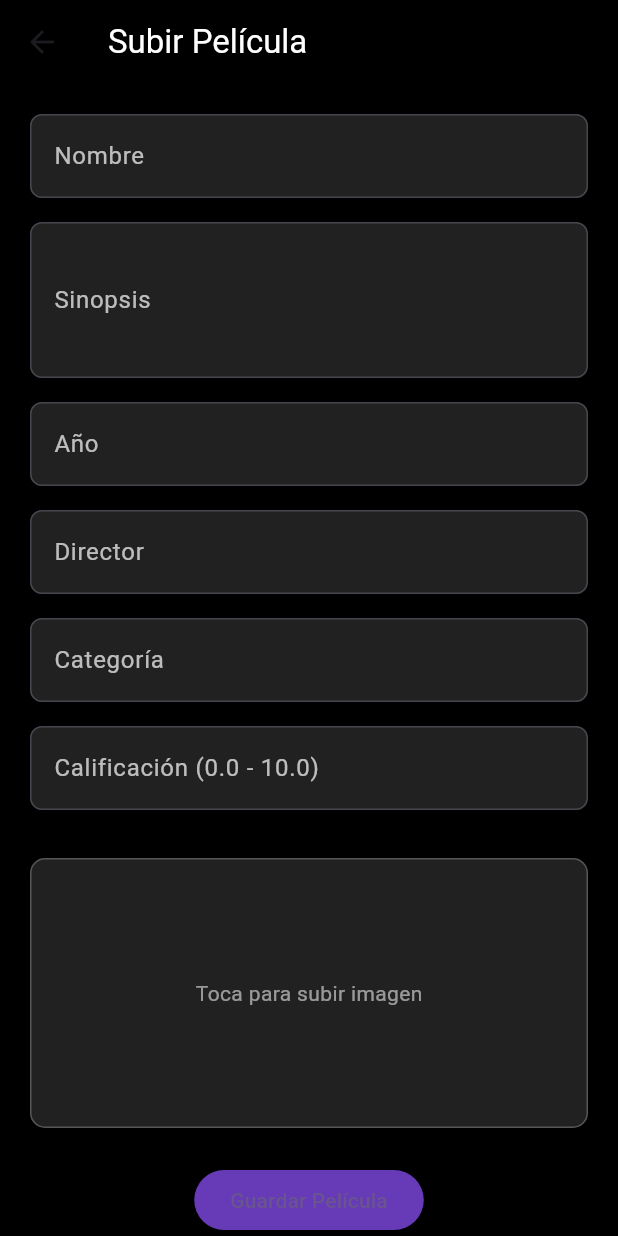
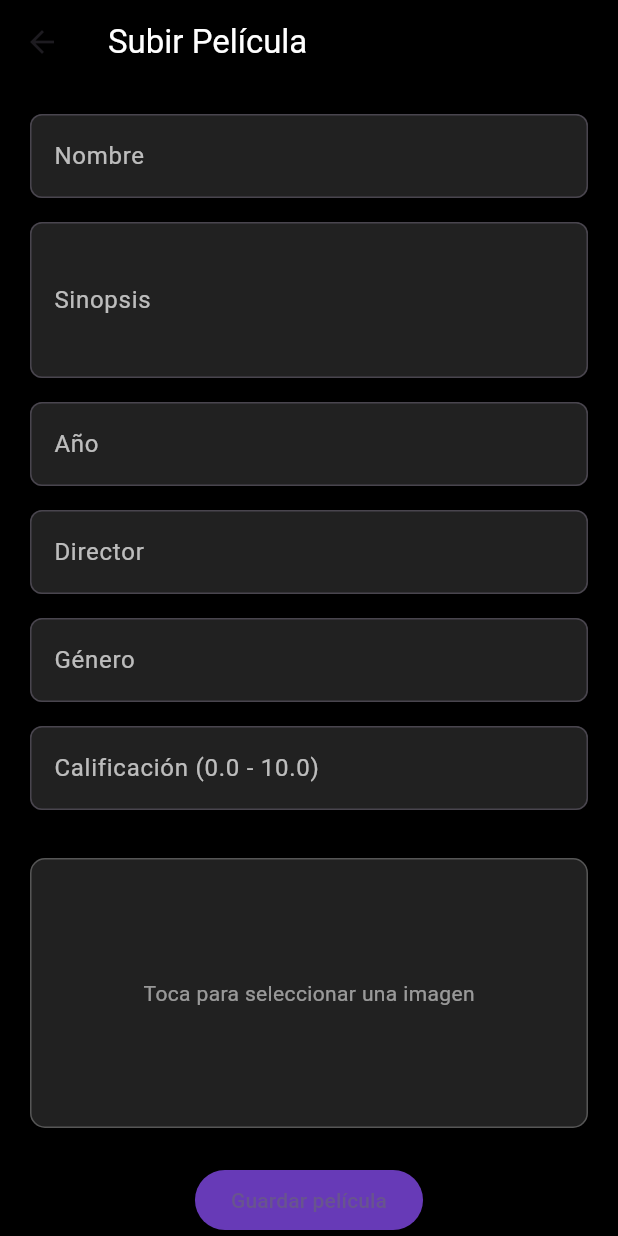
Before and after one commit to SLIVTIS/cine-vault-movil, a Flutter app: the AddMoviePage screen opened directly, on a phone screen of 412 x 824 dp. Run offline on Flutter 3.47's test engine with Material 3 defaults, Android fonts, the phone set to English and light mode, and no system bars; our stand-ins replace cloud_firestore, firebase_auth, firebase_core, firebase_storage, image_picker; accounts and stored records are empty.

Commit message:
Se agrego la pantalla Administrar peliculas

```diff
--- a/lib/pages/add_movie_page.dart
+++ b/lib/pages/add_movie_page.dart
@@ -1,7 +1,14 @@
+import 'dart:io';
 import 'package:flutter/material.dart';
+import 'package:image_picker/image_picker.dart';
+import 'package:firebase_storage/firebase_storage.dart';
+import 'package:cloud_firestore/cloud_firestore.dart';
 
 class AddMoviePage extends StatefulWidget {
-  const AddMoviePage({super.key});
+  final String? movieId;
+  final Map<String, dynamic>? initialData;
+
+  const AddMoviePage({super.key, this.movieId, this.initialData});
 
   @override
   State<AddMoviePage> createState() => _AddMoviePageState();
@@ -14,87 +21,107 @@ class _AddMoviePageState extends State<AddMoviePage> {
   final TextEditingController synopsisController = TextEditingController();
   final TextEditingController yearController = TextEditingController();
   final TextEditingController directorController = TextEditingController();
-  final TextEditingController categoryController = TextEditingController();
+  final TextEditingController genreController = TextEditingController();
   final TextEditingController ratingController = TextEditingController();
 
-  // Simulación de imagen cargada
-  String? _imagePath;
+  File? _imageFile;
+  String? _imageUrl;
+  bool _isLoading = false;
 
   @override
-  Widget build(BuildContext context) {
-    return Scaffold(
-      backgroundColor: Colors.black,
-      appBar: AppBar(
-        backgroundColor: Colors.black,
-        title: const Text('Subir Película', style: TextStyle(color: Colors.white)),
-      ),
-      body: SingleChildScrollView(
-        padding: const EdgeInsets.all(20),
-        child: Form(
-          key: _formKey,
-          child: Column(
-            children: [
-              buildTextField('Nombre', titleController),
-              buildTextField('Sinopsis', synopsisController, maxLines: 3),
-              buildTextField('Año', yearController, keyboardType: TextInputType.number),
-              buildTextField('Director', directorController),
-              buildTextField('Categoría', categoryController),
-              buildTextField('Calificación (0.0 - 10.0)', ratingController, keyboardType: TextInputType.number),
-              const SizedBox(height: 16),
-              GestureDetector(
-                onTap: () {
-                  // Simulación de subir imagen (luego se puede usar image_picker o Firebase)
-                  setState(() {
-                    _imagePath = 'assets/images/movie_placeholder.png';
-                  });
-                },
-                child: Container(
-                  height: 180,
-                  width: double.infinity,
-                  decoration: BoxDecoration(
-                    color: Colors.grey.shade900,
-                    borderRadius: BorderRadius.circular(10),
-                    border: Border.all(color: Colors.white24),
-                  ),
-                  child: _imagePath != null
-                      ? ClipRRect(
-                          borderRadius: BorderRadius.circular(10),
-                          child: Image.asset(
-                            _imagePath!,
-                            fit: BoxFit.cover,
-                          ),
-                        )
-                      : const Center(
-                          child: Text(
-                            'Toca para subir imagen',
-                            style: TextStyle(color: Colors.white54),
-                          ),
-                        ),
-                ),
-              ),
-              const SizedBox(height: 24),
-              ElevatedButton(
-                style: ElevatedButton.styleFrom(
-                  backgroundColor: Colors.deepPurple,
-                ),
-                onPressed: () {
-                  if (_formKey.currentState!.validate()) {
-                    // Aquí puedes guardar la película o mandarla a Firebase
-                    ScaffoldMessenger.of(context).showSnackBar(
-                      const SnackBar(content: Text('Película subida')),
-                    );
-                  }
-                },
-                child: const Text('Guardar Película'),
-              )
-            ],
-          ),
-        ),
-      ),
-    );
+  void initState() {
+    super.initState();
+    if (widget.initialData != null) {
+      final data = widget.initialData!;
+      titleController.text = data['title'] ?? '';
+      synopsisController.text = data['synopsis'] ?? '';
+      yearController.text = data['year']?.toString() ?? '';
+      directorController.text = data['director'] ?? '';
+      genreController.text = data['genre'] ?? '';
+      ratingController.text = data['rating']?.toString() ?? '';
+      _imageUrl = data['imageUrl'];
+    }
   }
 
-  Widget buildTextField(String label, TextEditingController controller,
+  Future<void> _pickImage() async {
+    final picker = ImagePicker();
+    final pickedImage =
+        await picker.pickImage(source: ImageSource.gallery, imageQuality: 85);
+    if (pickedImage != null) {
+      setState(() {
+        _imageFile = File(pickedImage.path);
+      });
+    }
+  }
+
+  Future<void> _uploadMovie() async {
+    if (!_formKey.currentState!.validate()) return;
+
+    setState(() => _isLoading = true);
+
+    try {
+      String? imageUrl = _imageUrl;
+
+      if (_imageFile != null) {
+        final fileName = DateTime.now().millisecondsSinceEpoch.toString();
+        final storageRef =
+            FirebaseStorage.instance.ref().child('movies/$fileName.jpg');
+        final uploadTask = await storageRef.putFile(_imageFile!);
+        imageUrl = await uploadTask.ref.getDownloadURL();
+      }
+
+      final data = {
+        'title': titleController.text.trim(),
+        'synopsis': synopsisController.text.trim(),
+        'year': int.parse(yearController.text.trim()),
+        'director': directorController.text.trim(),
+        'genre': genreController.text.trim(),
+        'rating': double.parse(ratingController.text.trim()),
+        'imageUrl': imageUrl,
+        'updatedAt': FieldValue.serverTimestamp(),
+      };
+
+      if (widget.movieId != null) {
+        await FirebaseFirestore.instance
+            .collection('movies')
+            .doc(widget.movieId)
+            .update(data);
+        ScaffoldMessenger.of(context).showSnackBar(
+          const SnackBar(content: Text('Película actualizada correctamente')),
+        );
+      } else {
+        data['createdAt'] = FieldValue.serverTimestamp();
+        await FirebaseFirestore.instance.collection('movies').add(data);
+        ScaffoldMessenger.of(context).showSnackBar(
+          const SnackBar(content: Text('Película subida exitosamente')),
+        );
+      }
+
+      if (widget.movieId == null) {
+        _formKey.currentState!.reset();
+        titleController.clear();
+        synopsisController.clear();
+        yearController.clear();
+        directorController.clear();
+        genreController.clear();
+        ratingController.clear();
+        setState(() {
+          _imageFile = null;
+          _imageUrl = null;
+        });
+      } else {
+        Navigator.pop(context);
+      }
+    } catch (e) {
+      ScaffoldMessenger.of(context).showSnackBar(
+        SnackBar(content: Text('Error: $e')),
+      );
+    } finally {
+      setState(() => _isLoading = false);
+    }
+  }
+
+  Widget _buildTextField(String label, TextEditingController controller,
       {int maxLines = 1, TextInputType keyboardType = TextInputType.text}) {
     return Padding(
       padding: const EdgeInsets.only(bottom: 16),
@@ -119,4 +146,84 @@ class _AddMoviePageState extends State<AddMoviePage> {
       ),
     );
   }
+
+  Widget _buildImagePreview() {
+    Widget content;
+
+    if (_imageFile != null) {
+      content = Image.file(_imageFile!, fit: BoxFit.cover);
+    } else if (_imageUrl != null) {
+      content = Image.network(_imageUrl!, fit: BoxFit.cover);
+    } else {
+      content = const Center(
+        child: Text(
+          'Toca para seleccionar una imagen',
+          style: TextStyle(color: Colors.white54),
+        ),
+      );
+    }
+
+    return GestureDetector(
+      onTap: _pickImage,
+      child: Container(
+        height: 180,
+        width: double.infinity,
+        decoration: BoxDecoration(
+          color: Colors.grey.shade900,
+          borderRadius: BorderRadius.circular(10),
+          border: Border.all(color: Colors.white24),
+        ),
+        child: ClipRRect(
+          borderRadius: BorderRadius.circular(10),
+          child: content,
+        ),
+      ),
+    );
+  }
+
+  @override
+  Widget build(BuildContext context) {
+    final isEditing = widget.movieId != null;
+
+    return Scaffold(
+      backgroundColor: Colors.black,
+      appBar: AppBar(
+        backgroundColor: Colors.black,
+        title: Text(
+          isEditing ? 'Editar Película' : 'Subir Película',
+          style: const TextStyle(color: Colors.white),
+        ),
+      ),
+      body: SingleChildScrollView(
+        padding: const EdgeInsets.all(20),
+        child: Form(
+          key: _formKey,
+          child: Column(
+            children: [
+              _buildTextField('Nombre', titleController),
+              _buildTextField('Sinopsis', synopsisController, maxLines: 3),
+              _buildTextField('Año', yearController,
+                  keyboardType: TextInputType.number),
+              _buildTextField('Director', directorController),
+              _buildTextField('Género', genreController),
+              _buildTextField('Calificación (0.0 - 10.0)', ratingController,
+                  keyboardType: TextInputType.number),
+              const SizedBox(height: 16),
+              _buildImagePreview(),
+              const SizedBox(height: 24),
+              _isLoading
+                  ? const CircularProgressIndicator()
+                  : ElevatedButton(
+                      style: ElevatedButton.styleFrom(
+                        backgroundColor: Colors.deepPurple,
+                      ),
+                      onPressed: _uploadMovie,
+                      child: Text(isEditing ? 'Guardar cambios' : 'Guardar película'),
+                    ),
+            ],
+          ),
+        ),
+      ),
+    );
+  }
 }
--- a/lib/pages/home_page.dart
+++ b/lib/pages/home_page.dart
@@ -1,5 +1,5 @@
 import 'package:flutter/material.dart';
-import 'add_movie_page.dart';
+import 'movie_manager_page.dart';
 
 class HomePage extends StatefulWidget {
   const HomePage({super.key});
@@ -14,7 +14,7 @@ class _HomePageState extends State<HomePage> {
   final List<Widget> _pages = const [
     Center(child: Text('Home', style: TextStyle(color: Colors.white))),
     Center(child: Text('Explorar', style: TextStyle(color: Colors.white))),
-    AddMoviePage(),
+    MovieManagerPage(),
     Center(child: Text('Perfil', style: TextStyle(color: Colors.white))),
   ];
 
@@ -37,7 +37,7 @@ class _HomePageState extends State<HomePage> {
         items: const [
           BottomNavigationBarItem(icon: Icon(Icons.home), label: 'Home'),
           BottomNavigationBarItem(icon: Icon(Icons.explore), label: 'Explorar'),
-          BottomNavigationBarItem(icon: Icon(Icons.upload), label: 'Subir'),
+          BottomNavigationBarItem(icon: Icon(Icons.movie_filter), label: 'Administrar'),
           BottomNavigationBarItem(icon: Icon(Icons.person), label: 'Perfil'),
         ],
       ),
--- a/pubspec.yaml
+++ b/pubspec.yaml
@@ -30,6 +30,8 @@ dependencies:
   firebase_core: ^3.13.0
   cloud_firestore: ^5.6.7
   firebase_auth: ^5.5.3
+  firebase_storage: ^12.4.5
+  image_picker: ^1.1.2
 
 dev_dependencies:
   flutter_test:
```
Also changed, not shown: lib/pages/movie_manager_page.dart (added, +132 -0 lines), pubspec.lock, 5 other files.
